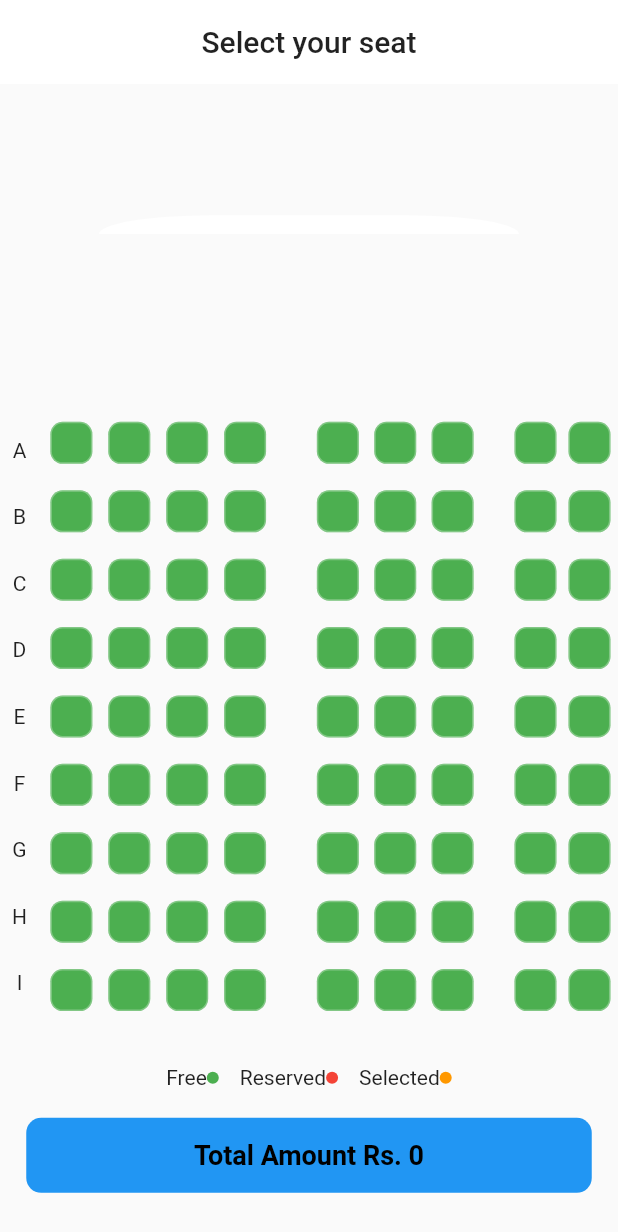
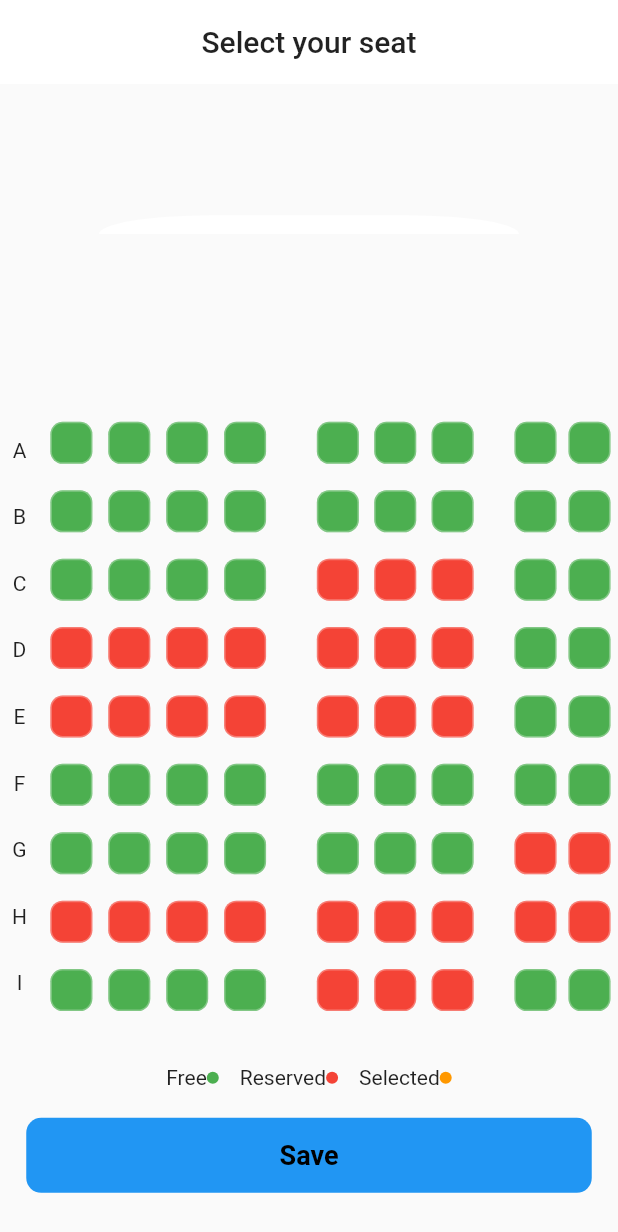
Before and after one commit to furquan786/seat_book, a Flutter app: the screen it shows after launch, on a phone screen of 412 x 824 dp. Shown: the top 1232 px of the screen. Run offline on Flutter 3.47's test engine with Material 2 defaults, Android fonts, the phone set to English and light mode, and no system bars; our stand-ins replace google_fonts; Roboto replaces fonts that are missing (Akshar).

Commit message:
Add existing project files prior to the push to GitHub.

```diff
--- a/lib/main.dart
+++ b/lib/main.dart
@@ -3,6 +3,7 @@ import 'package:seat_booking/pages/home.dart';
 import 'package:seat_booking/widgets/theme_list.dart';
 
 void main() {
+  WidgetsFlutterBinding.ensureInitialized();
   runApp(MyApp());
 }
 
--- a/lib/pages/home.dart
+++ b/lib/pages/home.dart
@@ -1,8 +1,8 @@
 // ignore_for_file: prefer_const_constructors, prefer_const_literals_to_create_immutables
 
 import 'package:flutter/material.dart';
+import 'package:seat_booking/widgets/seats.dart';
 import 'package:seat_booking/widgets/row_number.dart';
-import 'package:seat_booking/widgets/seat.dart';
 import 'package:seat_booking/widgets/seat_info.dart';
 import 'package:seat_booking/widgets/seats_layout.dart';
 
@@ -12,16 +12,8 @@ class SeatsLayout extends StatefulWidget {
 }
 
 class _SeatsLayoutState extends State<SeatsLayout> {
-  TotalAmount myamount = TotalAmount();
   List<MySeats> obj = [];
-  void callback() {
-    setState(() {
-      myamount.getamount();
-      amount = myamount.amount;
-    });
-  }
-
-  var amount = 0;
+  bool saveSelected = false;
   @override
   Widget build(BuildContext context) {
     for (int i = 0; i < 11; i++) {
@@ -74,15 +66,15 @@ class _SeatsLayoutState extends State<SeatsLayout> {
                     child: Column(
                       mainAxisAlignment: MainAxisAlignment.spaceEvenly,
                       children: [
-                        obj[0].seatslayout1(callback),
-                        obj[1].seatslayout1(callback),
-                        obj[2].seatslayout1(callback),
-                        obj[3].seatslayout1(callback),
-                        obj[4].seatslayout1(callback),
-                        obj[5].seatslayout1(callback),
-                        obj[6].seatslayout1(callback),
-                        obj[7].seatslayout1(callback),
-                        obj[8].seatslayout1(callback),
+                        obj[0].seatslayout1(false),
+                        obj[1].seatslayout1(false),
+                        obj[2].seatslayout1(false),
+                        obj[3].seatslayout1(true),
+                        obj[4].seatslayout1(true),
+                        obj[5].seatslayout1(false),
+                        obj[6].seatslayout1(false),
+                        obj[7].seatslayout1(true),
+                        obj[8].seatslayout1(false),
                       ],
                     ),
                   ),
@@ -97,15 +89,15 @@ class _SeatsLayoutState extends State<SeatsLayout> {
                     child: Column(
                       mainAxisAlignment: MainAxisAlignment.spaceEvenly,
                       children: [
-                        obj[0].seatslayout2(callback),
-                        obj[1].seatslayout2(callback),
-                        obj[2].seatslayout2(callback),
-                        obj[3].seatslayout2(callback),
-                        obj[4].seatslayout2(callback),
-                        obj[5].seatslayout2(callback),
-                        obj[6].seatslayout2(callback),
-                        obj[7].seatslayout2(callback),
-                        obj[8].seatslayout2(callback),
+                        obj[0].seatslayout2(false),
+                        obj[1].seatslayout2(false),
+                        obj[2].seatslayout2(true),
+                        obj[3].seatslayout2(true),
+                        obj[4].seatslayout2(true),
+                        obj[5].seatslayout2(false),
+                        obj[6].seatslayout2(false),
+                        obj[7].seatslayout2(true),
+                        obj[8].seatslayout2(true),
                       ],
                     ),
                   ),
@@ -120,15 +112,15 @@ class _SeatsLayoutState extends State<SeatsLayout> {
                     child: Column(
                       mainAxisAlignment: MainAxisAlignment.spaceEvenly,
                       children: [
-                        obj[0].seatslayout3(callback),
-                        obj[1].seatslayout3(callback),
-                        obj[2].seatslayout3(callback),
-                        obj[3].seatslayout3(callback),
-                        obj[4].seatslayout3(callback),
-                        obj[5].seatslayout3(callback),
-                        obj[6].seatslayout3(callback),
-                        obj[7].seatslayout3(callback),
-                        obj[8].seatslayout3(callback),
+                        obj[0].seatslayout3(false),
+                        obj[1].seatslayout3(false),
+                        obj[2].seatslayout3(false),
+                        obj[3].seatslayout3(false),
+                        obj[4].seatslayout3(false),
+                        obj[5].seatslayout3(false),
+                        obj[6].seatslayout3(true),
+                        obj[7].seatslayout3(true),
+                        obj[8].seatslayout3(false),
                       ],
                     ),
                   ),
@@ -136,7 +128,50 @@ class _SeatsLayoutState extends State<SeatsLayout> {
               ),
             ),
             seatInfo(),
-            Container(
+            InkWell(
+              onTap: () {
+                showDialog(
+                    context: context,
+                    builder: (BuildContext context) {
+                      return AlertDialog(
+                        shape: RoundedRectangleBorder(
+                            borderRadius: BorderRadius.circular(30),
+                            side: BorderSide.none),
+                        title: const Text(
+                          "Success",
+                          style: TextStyle(
+                            fontWeight: FontWeight.w800,
+                            color: Colors.black,
+                            height: 1.5,
+                          ),
+                        ),
+                        content: Text(
+                          "Total Amount Rs: $totalAmount",
+                          textAlign: TextAlign.center,
+                          style: TextStyle(
+                              fontSize: 20,
+                              fontWeight: FontWeight.bold,
+                              color: Colors.grey),
+                        ),
+                        actions: [
+                          TextButton(
+                            child: const Text(
+                              "Ok",
+                              style: TextStyle(
+                                fontWeight: FontWeight.bold,
+                                fontSize: 17,
+                                color: Colors.red,
+                              ),
+                            ),
+                            onPressed: () {
+                              Navigator.of(context).pop();
+                            },
+                          )
+                        ],
+                      );
+                    });
+              },
+              child: Container(
                 margin: EdgeInsets.only(bottom: 10),
                 height: 50,
                 width: MediaQuery.of(context).size.width - 35,
@@ -148,12 +183,13 @@ class _SeatsLayoutState extends State<SeatsLayout> {
                 ),
                 child: Center(
                   child: Text(
-                  "Total Amount Rs. $amount",
+                    "Save",
                     textAlign: TextAlign.center,
                     style: TextStyle(
                       fontSize: 18,
                       fontWeight: FontWeight.bold,
                       color: Colors.black,
+                    ),
                   ),
                 ),
               ),
--- a/lib/widgets/list_of_seats.dart
+++ /dev/null
@@ -1,29 +0,0 @@
-import 'package:flutter/cupertino.dart';
-import 'package:flutter/material.dart';
-import 'package:seat_booking/pages/home.dart';
-import 'package:seat_booking/widgets/seat.dart';
-
-TotalAmount myamount = new TotalAmount();
-SeatsLayout myseat = new SeatsLayout();
-
-class ListSeat extends StatefulWidget {
-  Function() callback;
-  ListSeat({required this.callback});
-
-  @override
-  State<ListSeat> createState() => _ListSeatState();
-}
-
-class _ListSeatState extends State<ListSeat> {
-  Seat s1 = new Seat(152);
-  @override
-  Widget build(BuildContext context) {
-    return seats(() {
-      setState(() {
-        s1.changeStatus();
-        myamount.getamount();
-        widget.callback();
-      });
-    }, s1);
-  }
-}
--- a/lib/widgets/seat.dart
+++ /dev/null
@@ -1,51 +0,0 @@
-// ignore_for_file: prefer_const_constructors, non_constant_identifier_names
-import 'package:flutter/material.dart';
-
-Widget seats(VoidCallback onpress, Seat s) {
-  return InkWell(
-    onTap: onpress,
-    child: Container(
-      height: 28,
-      width: 28,
-      decoration: BoxDecoration(
-        color: s.isSelected ? Colors.orange : Colors.green,
-        borderRadius: BorderRadius.all(
-          Radius.circular(8.2),
-        ),
-        border: Border.all(
-          color: Colors.white30,
-        ),
-      ),
-    ),
-  );
-}
-
-int totalCost = 0;
-
-class Seat {
-  late int amount;
-  late bool isSelected;
-  Seat(
-    int amount, {
-    bool isSelected = false,
-  }) {
-    this.amount = amount;
-    this.isSelected = isSelected;
-  }
-  changeStatus() {
-    if (!isSelected) {
-      totalCost += 152;
-    } else {
-      totalCost -= 152;
-    }
-    isSelected = !isSelected;
-    // this.num = ++num;
-  }
-}
-
-class TotalAmount {
-  var amount = 0;
-  void getamount() {
-    amount = totalCost;
-  }
-}
--- /dev/null
+++ b/lib/widgets/seats.dart
@@ -0,0 +1,55 @@
+// ignore_for_file: prefer_const_constructors, use_key_in_widget_constructors
+
+import 'package:flutter/material.dart';
+
+var totalAmount = 0;
+
+class Seats extends StatefulWidget {
+  bool isSelected;
+  bool isReserved;
+  Seats({
+    required this.isReserved,
+    this.isSelected = false,
+  });
+
+  @override
+  State<Seats> createState() => _SeatsState();
+}
+
+class _SeatsState extends State<Seats> {
+  @override
+  Widget build(BuildContext context) {
+    return InkWell(
+      onTap: widget.isReserved
+          ? () {}
+          : () {
+              setState(() {
+                widget.isSelected = !widget.isSelected;
+                if (widget.isSelected) {
+                  totalAmount += 152;
+                } else {
+                  totalAmount -= 152;
+                }
+              });
+            },
+      child: Container(
+        height: 28,
+        width: 28,
+        decoration: BoxDecoration(
+          color: widget.isReserved
+              ? Colors.red
+              : widget.isSelected
+                  ? Colors.orange
+                  : Colors.green,
+          borderRadius: BorderRadius.all(
+            Radius.circular(8.2),
+          ),
+          border: Border.all(
+            color: Colors.white30,
+          ),
+        ),
+      ),
+    );
+    ;
+  }
+}
--- a/lib/widgets/seats_layout.dart
+++ b/lib/widgets/seats_layout.dart
@@ -2,40 +2,36 @@
 
 import 'package:flutter/cupertino.dart';
 import 'package:flutter/material.dart';
-import 'package:seat_booking/widgets/list_of_seats.dart';
-import 'package:seat_booking/widgets/seat.dart';
-
-void lalittatti() {}
+import 'package:seat_booking/widgets/seats.dart';
 
 class MySeats {
-  MySeats() {}
-  Widget seatslayout1(Function() a) {
+  Widget seatslayout1(bool isReserved) {
     return Container(
       width: 170,
-      // color: Colors.red,
+      // color: Colors.re d,
       margin: EdgeInsets.zero,
       padding: EdgeInsets.only(left: 5),
       child: Row(
         mainAxisAlignment: MainAxisAlignment.spaceEvenly,
         children: [
-          ListSeat(
-            callback: a,
+          Seats(
+            isReserved: isReserved,
           ),
-          ListSeat(
-            callback: a,
+          Seats(
+            isReserved: isReserved,
           ),
-          ListSeat(
-            callback: a,
+          Seats(
+            isReserved: isReserved,
           ),
-          ListSeat(
-            callback: a,
+          Seats(
+            isReserved: isReserved,
           ),
         ],
       ),
     );
   }
 
-  Widget seatslayout2(Function() a) {
+  Widget seatslayout2(bool isReserved) {
     return Container(
       width: 130,
       // color: Colors.red,
@@ -44,21 +40,21 @@ class MySeats {
       child: Row(
         mainAxisAlignment: MainAxisAlignment.spaceEvenly,
         children: [
-          ListSeat(
-            callback: a,
+          Seats(
+            isReserved: isReserved,
           ),
-          ListSeat(
-            callback: a,
+          Seats(
+            isReserved: isReserved,
           ),
-          ListSeat(
-            callback: a,
+          Seats(
+            isReserved: isReserved,
           ),
         ],
       ),
     );
   }
 
-  Widget seatslayout3(Function() a) {
+  Widget seatslayout3(bool isReserved) {
     return Container(
       width: 130,
       // color: Colors.red,
@@ -67,43 +63,17 @@ class MySeats {
       child: Row(
         // mainAxisAlignment: MainAxisAlignment.spaceEvenly,
         children: [
-          ListSeat(
-            callback: a,
+          Seats(
+            isReserved: isReserved,
           ),
           SizedBox(
             width: 8,
           ),
-          ListSeat(
-            callback: a,
+          Seats(
+            isReserved: isReserved,
           ),
         ],
       ),
     );
   }
-
-  // Widget seatslayout4() {
-  //   return Container(
-  //     width: 140,
-  //     color: Colors.red,
-  //     margin: EdgeInsets.zero,
-  //     padding: EdgeInsets.only(left: 5),
-  //     child: Row(
-  //       mainAxisAlignment: MainAxisAlignment.spaceEvenly,
-  //       children: [
-  //         ListSeat(),
-  //         ListSeat(),
-  //         ListSeat(),
-  //         ListSeat(),
-  //         ListSeat(),
-  //         ListSeat(),
-  //         ListSeat(),
-  //         ListSeat(),
-  //         ListSeat(),
-  //         ListSeat(),
-  //         ListSeat(),
-  //       ],
-  //     ),
-  //   );
-  // }
-
 }
--- a/pubspec.yaml
+++ b/pubspec.yaml
@@ -37,6 +37,7 @@ dependencies:
   # Use with the CupertinoIcons class for iOS style icons.
   cupertino_icons: ^1.0.2
   google_fonts: ^3.0.1
+  shared_preferences: ^2.0.15
 
 dev_dependencies:
   flutter_test:
```
Also changed, not shown: pubspec.lock, 1 other file. Lines whose indentation alone changed are shown as unchanged.
